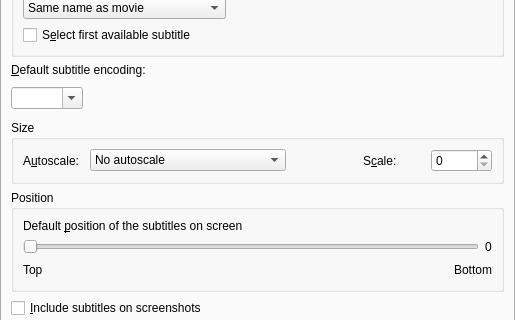
wilbert2000/wzplayer, file src/prefsubtitles.ui: the form before one commit; both pictures show x 0 to 515 and y 87 to 407 of the 515 by 552 pixel window.
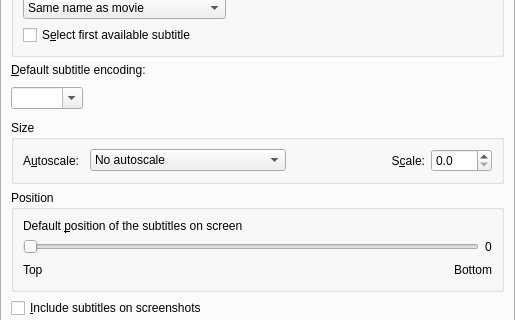
The form after the commit. Icons and pictures are not drawn. Custom widgets are drawn as their Qt base class.

Commit message: The scale field in Preferences->Subtitles now accepts doubles

Patch:
```diff
--- a/src/prefsubtitles.ui
+++ b/src/prefsubtitles.ui
@@ -232,8 +232,8 @@
             <property name="text" >
              <string>S&amp;cale:</string>
             </property>
-            <property name="wordWrap" >
-             <bool>false</bool>
+            <property name="alignment" >
+             <set>Qt::AlignRight|Qt::AlignTrailing|Qt::AlignVCenter</set>
             </property>
             <property name="buddy" >
              <cstring>font_text_scale</cstring>
@@ -241,9 +241,12 @@
            </widget>
           </item>
           <item>
-           <widget class="QSpinBox" name="font_text_scale" >
-            <property name="maximum" >
-             <number>100</number>
+           <widget class="QDoubleSpinBox" name="font_text_scale" >
+            <property name="decimals" >
+             <number>1</number>
+            </property>
+            <property name="singleStep" >
+             <double>0.200000000000000</double>
             </property>
            </widget>
           </item>
@@ -701,16 +704,16 @@
   </layout>
  </widget>
  <customwidgets>
-  <customwidget>
-   <class>MyComboBox</class>
-   <extends>QComboBox</extends>
-   <header>mycombobox.h</header>
-  </customwidget>
   <customwidget>
    <class>MyFontComboBox</class>
    <extends>QFontComboBox</extends>
    <header>mycombobox.h</header>
   </customwidget>
+  <customwidget>
+   <class>MyComboBox</class>
+   <extends>QComboBox</extends>
+   <header>mycombobox.h</header>
+  </customwidget>
  </customwidgets>
  <tabstops>
   <tabstop>subtitles_tab</tabstop>
```
Left out of the diff: 2 changed lines with no effect on the pictures. The commit also changes 5 other files.
